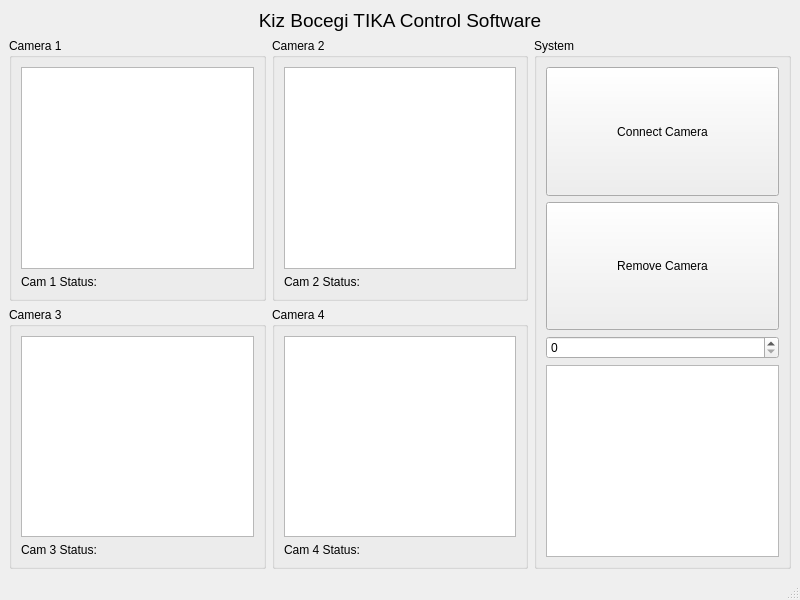
Before: the Qt Designer form prototip1/main_window_v1.ui in selmanterzioglu/kiz-bocegi-tika, drawn with Qt 5.
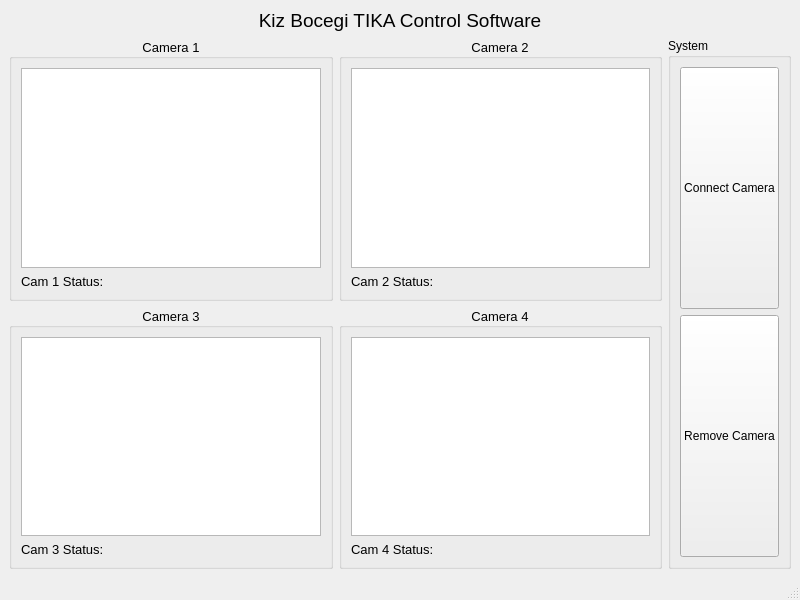
After: the same form once the commit is applied. Custom widgets are drawn as their Qt base class.

Diff of the .ui file:
```diff
--- a/prototip1/main_window_v1.ui
+++ b/prototip1/main_window_v1.ui
@@ -17,9 +17,17 @@
    <layout class="QGridLayout" name="gridLayout">
     <item row="2" column="0">
      <widget class="QGroupBox" name="groupBox_3">
+      <property name="font">
+       <font>
+        <pointsize>10</pointsize>
+       </font>
+      </property>
       <property name="title">
        <string>Camera 3</string>
       </property>
+      <property name="alignment">
+       <set>Qt::AlignCenter</set>
+      </property>
       <layout class="QGridLayout" name="gridLayout_4">
        <item row="0" column="0">
         <widget class="Graphics_View" name="frame_3">
@@ -51,9 +59,17 @@
     </item>
     <item row="2" column="1">
      <widget class="QGroupBox" name="groupBox_4">
+      <property name="font">
+       <font>
+        <pointsize>10</pointsize>
+       </font>
+      </property>
       <property name="title">
        <string>Camera 4</string>
       </property>
+      <property name="alignment">
+       <set>Qt::AlignCenter</set>
+      </property>
       <layout class="QGridLayout" name="gridLayout_5">
        <item row="0" column="0">
         <widget class="Graphics_View" name="frame_4">
@@ -85,9 +101,17 @@
     </item>
     <item row="1" column="1">
      <widget class="QGroupBox" name="groupBox_2">
+      <property name="font">
+       <font>
+        <pointsize>10</pointsize>
+       </font>
+      </property>
       <property name="title">
        <string>Camera 2</string>
       </property>
+      <property name="alignment">
+       <set>Qt::AlignCenter</set>
+      </property>
       <layout class="QGridLayout" name="gridLayout_3">
        <item row="0" column="0">
         <widget class="Graphics_View" name="frame_2">
@@ -123,33 +147,6 @@
        <string>System</string>
       </property>
       <layout class="QGridLayout" name="gridLayout_6">
-       <item row="4" column="0">
-        <widget class="Graphics_View" name="frame_0">
-         <property name="sizePolicy">
-          <sizepolicy hsizetype="Maximum" vsizetype="Maximum">
-           <horstretch>0</horstretch>
-           <verstretch>0</verstretch>
-          </sizepolicy>
-         </property>
-         <property name="verticalScrollBarPolicy">
-          <enum>Qt::ScrollBarAlwaysOff</enum>
-         </property>
-         <property name="horizontalScrollBarPolicy">
-          <enum>Qt::ScrollBarAlwaysOff</enum>
-         </property>
-         <property name="sceneRect">
-          <rectf>
-           <x>0.000000000000000</x>
-           <y>0.000000000000000</y>
-           <width>0.000000000000000</width>
-           <height>0.000000000000000</height>
-          </rectf>
-         </property>
-        </widget>
-       </item>
-       <item row="3" column="0">
-        <widget class="QSpinBox" name="spinBox_Camera_Selector"/>
-       </item>
        <item row="1" column="0">
         <widget class="QPushButton" name="remove_camera_button">
          <property name="sizePolicy">
@@ -181,9 +178,17 @@
     </item>
     <item row="1" column="0">
      <widget class="QGroupBox" name="groupBox">
+      <property name="font">
+       <font>
+        <pointsize>10</pointsize>
+       </font>
+      </property>
       <property name="title">
        <string>Camera 1</string>
       </property>
+      <property name="alignment">
+       <set>Qt::AlignCenter</set>
+      </property>
       <layout class="QGridLayout" name="gridLayout_2">
        <item row="0" column="0">
         <widget class="Graphics_View" name="frame_1">
```
Left out of the diff: 2 changed lines with no effect on the pictures.
